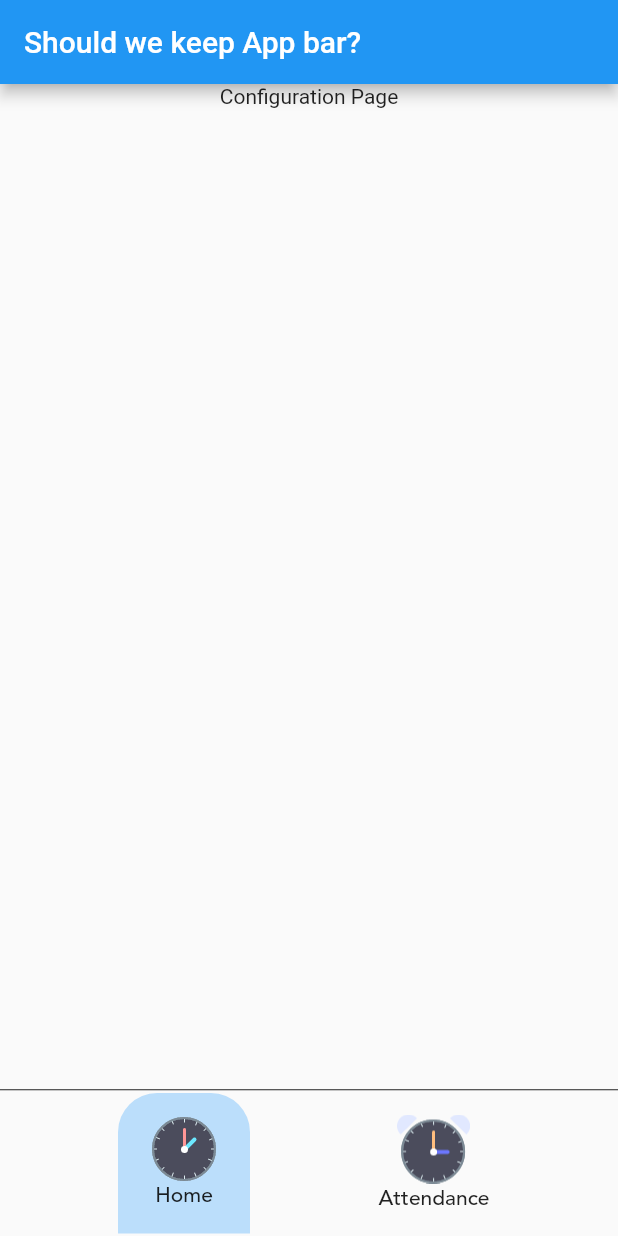
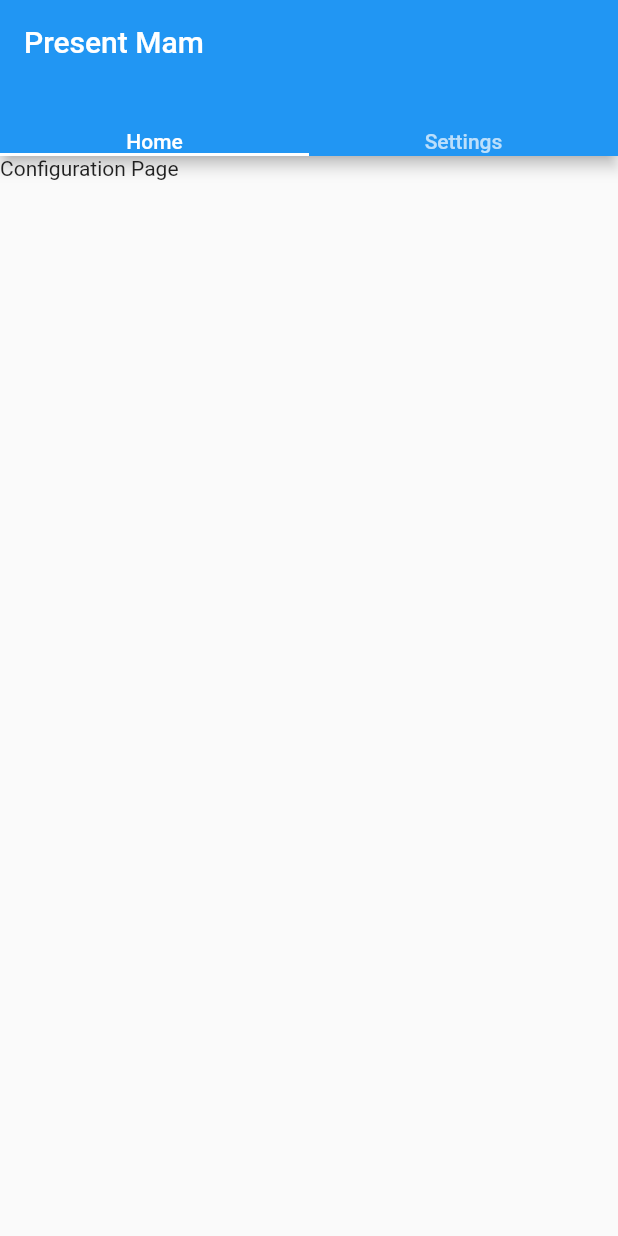
Before and after one commit to gdscgndu/presentmam, a Flutter app: the screen it shows after launch, on a phone screen of 412 x 824 dp. Run offline on Flutter 3.47's test engine with Material 2 defaults, Android fonts, the phone set to English and light mode, and no system bars.

Commit message:
menu bar updated to TabBar

```diff
--- a/lib/homepage.dart
+++ b/lib/homepage.dart
@@ -13,45 +13,34 @@ class HomePage extends StatefulWidget {
   _HomePageState createState() => _HomePageState();
 }
 
-class _HomePageState extends State<HomePage> {
+class _HomePageState extends State<HomePage> with TickerProviderStateMixin {
+  late TabController tb;
+  @override
+  void initState() {
+    tb = TabController(length: 2, vsync: this);
+    super.initState();
+  }
+
   @override
   Widget build(BuildContext context) {
     return Scaffold(
       appBar: AppBar(
-        title: Text('Should we keep App bar?'),
+        title: Text('Present Mam'),
+        bottom: TabBar(
+          tabs: [
+            Text("Home"),
+            Text("Settings"),
+          ],
+          controller: tb,
+        ),
       ),
-      body: SafeArea(
-          child: Column(
+      body: TabBarView(
         children: [
-          Expanded(
-            child: Consumer<MenuInfo>(
-              builder: (BuildContext context, MenuInfo value, Widget? child) {
-                if (value.menuType == MenuType.configuration)
-                  return ConfigurationPage();
-                else if (value.menuType == MenuType.markAttendance)
-                  return AttendancePage();
-                else
-                  return Container(
-                    child: Text('Nothing selected'),
-                  );
-                // we can add animation here : like the container flips
-              },
-            ),
-          ),
-          Divider(
-            color: Colors.black87,
-            height: 1,
-          ),
-          // Bottom Navigation menu
-          Row(
-            mainAxisSize: MainAxisSize.max,
-            mainAxisAlignment: MainAxisAlignment.spaceEvenly,
-            children: menuItems
-                .map((currentMenuInfo) => buildMenuButton(currentMenuInfo))
-                .toList(),
-          )
+            ConfigurationPage(),
+            AttendancePage(),
         ],
-      )),
+        controller: tb,
+      ),
     );
   }
 }
```
